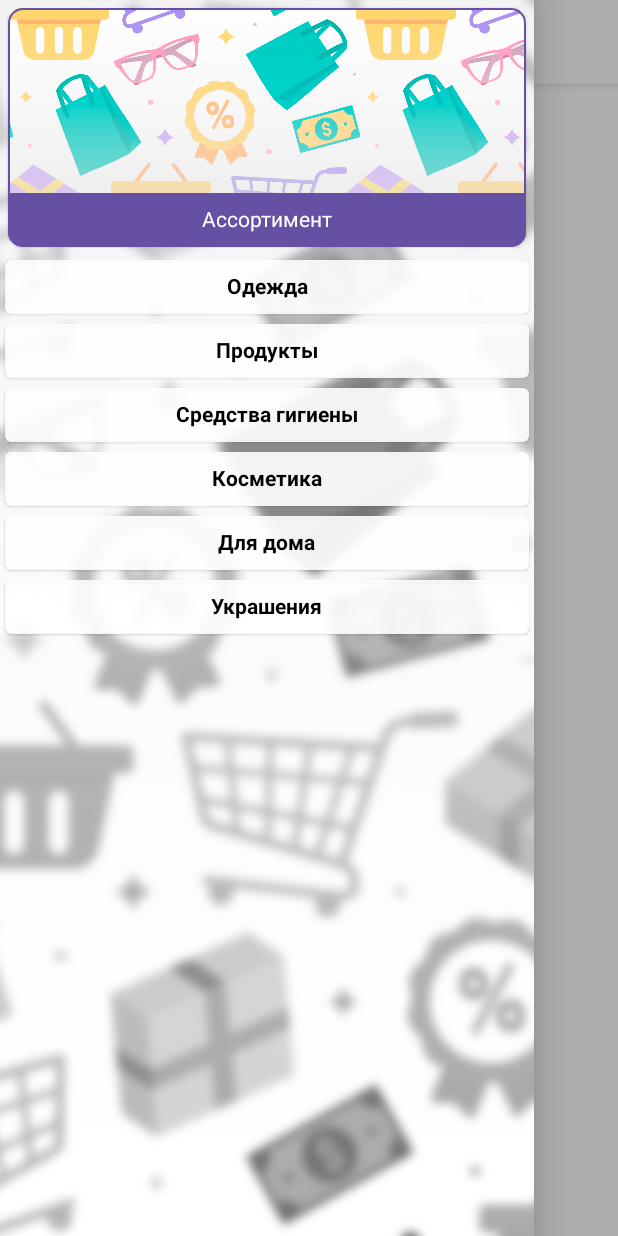
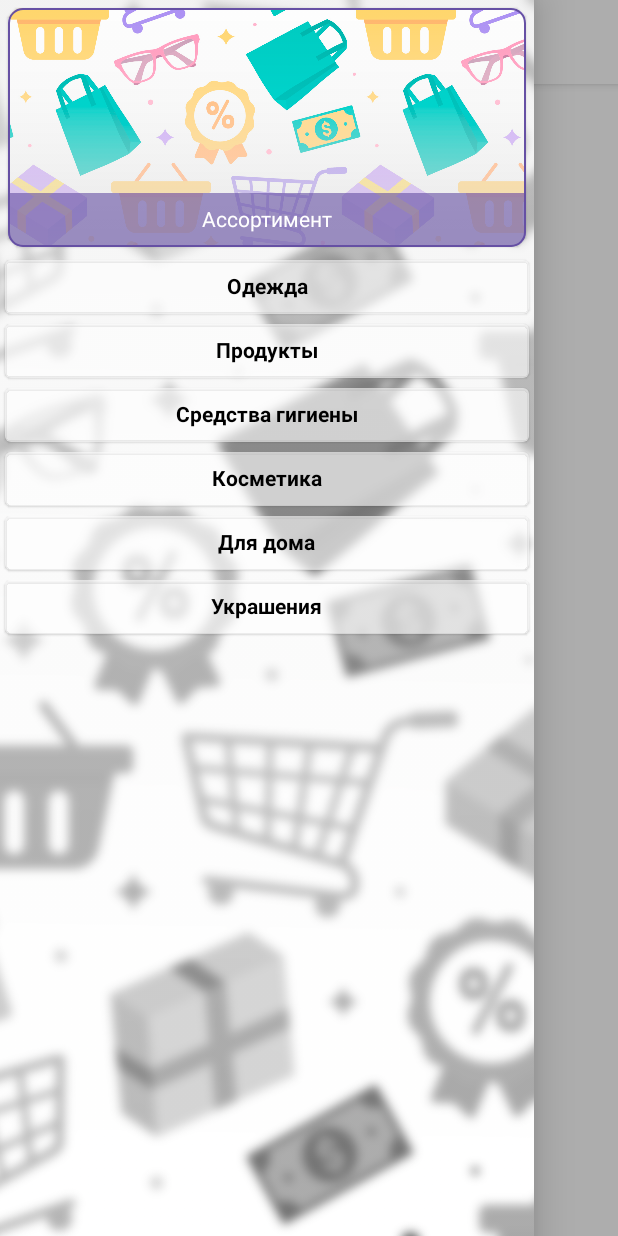
Before and after one commit to RuslanLebj/Android_Jetpack_InfoApp, an Android app built with Jetpack Compose: the screen it shows after launch (MainActivity), after a tap on "Menu", on a phone screen of 412 x 824 dp. Run offline under Robolectric (Android 15) with nearby library versions, the light colour scheme and no system bars.

Commit message:
Edited colors

```diff
--- a/app/src/main/java/com/example/infoapp/ui/theme/Color.kt
+++ b/app/src/main/java/com/example/infoapp/ui/theme/Color.kt
@@ -10,4 +10,5 @@ val Purple40 = Color(0xFF6650a4)
 val PurpleGrey40 = Color(0xFF625b71)
 val Pink40 = Color(0xFF7D5260)
 
-val BgTransparent = Color(0xE6FFFFFF)
+val Purple40Transparent = Color(0x9A6650A4)
+val BgTransparent = Color(0x99FFFFFF)
--- a/app/src/main/java/com/example/infoapp/ui_components/DrawerMenu.kt
+++ b/app/src/main/java/com/example/infoapp/ui_components/DrawerMenu.kt
@@ -32,6 +32,7 @@ import com.example.infoapp.ui.theme.PurpleGrey80
 import com.example.infoapp.ui.theme.BgTransparent
 import com.example.infoapp.R
 import com.example.infoapp.ui.theme.Purple40
+import com.example.infoapp.ui.theme.Purple40Transparent
 
 @Composable
 fun DrawerMenu() {
@@ -76,7 +77,7 @@ fun Header() {
                 text = "Ассортимент",
                 modifier = Modifier
                     .fillMaxWidth()
-                    .background(Purple40)
+                    .background(Purple40Transparent)
                     .padding(10.dp),
                 textAlign = TextAlign.Center,
                 color = Color.White
--- a/app/src/main/res/values/colors.xml
+++ b/app/src/main/res/values/colors.xml
@@ -7,4 +7,5 @@
     <color name="teal_700">#FF018786</color>
     <color name="black">#FF000000</color>
     <color name="white">#FFFFFFFF</color>
+    <color name="purplegrey80">#FFCCC2DC</color>
 </resources>
--- a/app/src/main/res/values/themes.xml
+++ b/app/src/main/res/values/themes.xml
@@ -1,5 +1,7 @@
 <?xml version="1.0" encoding="utf-8"?>
 <resources>
 
-    <style name="Theme.InfoApp" parent="android:Theme.Material.Light.NoActionBar" />
+    <style name="Theme.InfoApp" parent="android:Theme.Material.Light.NoActionBar">
+        <item name="android:statusBarColor">@color/purplegrey80</item>
+    </style>
 </resources>
```
